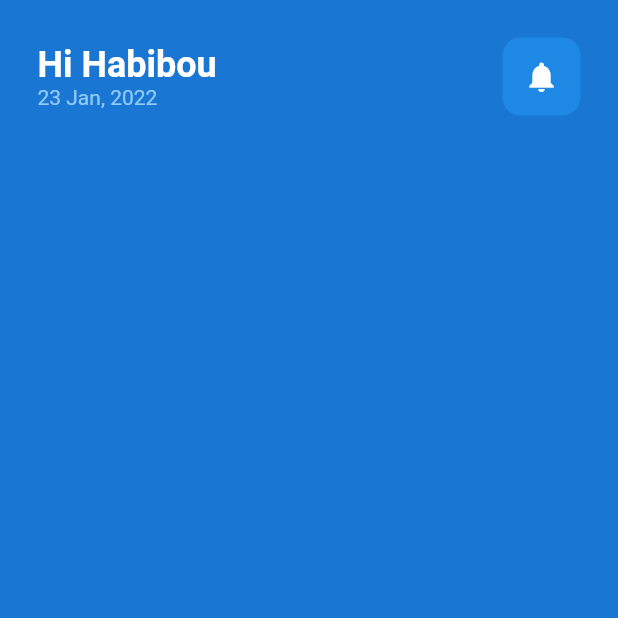
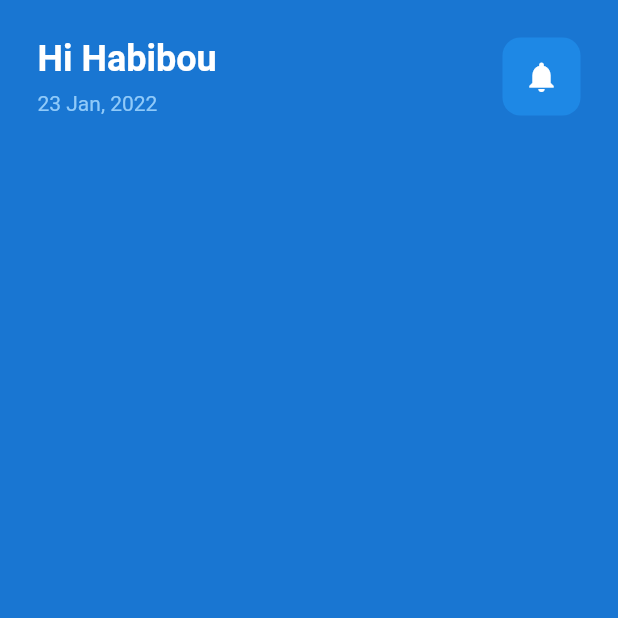
Before and after one commit to Hbbmoussa/Flutter_mentalhealth_app, a Flutter app: the screen it shows after launch, on a phone screen of 412 x 824 dp, the top half of it. Run offline on Flutter 3.47's test engine with Material 2 defaults, Android fonts, the light colour scheme and no system bars.

Commit message:
space between name and date

```diff
--- a/lib/pages/home_page.dart
+++ b/lib/pages/home_page.dart
@@ -35,6 +35,9 @@ class _MyHomePageState extends State<MyHomePage> {
                             fontWeight: FontWeight.bold,
                             color: Colors.white),
                       ),
+                      SizedBox(
+                        height: 8,
+                      ),
                       Text(
                         "23 Jan, 2022",
                         style: TextStyle(color: Colors.blue[200]),
```
